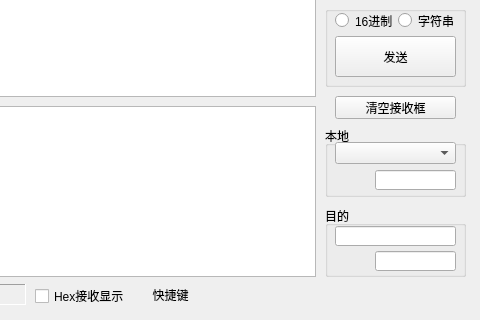
The window that ui_tcpUdpSerialportTool.ui (shuoGG1239/TcpUdpSerialPortTool) describes before a commit, drawn with Qt 5; both pictures show x 175 to 655 and y 174 to 494 of the 655 by 494 pixel window.
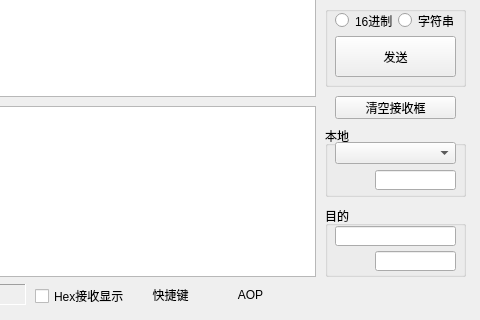
The same window after the commit.

What changed in the file:
```diff
--- a/ui_tcpUdpSerialportTool.ui
+++ b/ui_tcpUdpSerialportTool.ui
@@ -303,6 +303,22 @@
     </rect>
    </property>
   </widget>
+  <widget class="QToolButton" name="toolButtonAOP">
+   <property name="geometry">
+    <rect>
+     <x>390</x>
+     <y>453</y>
+     <width>71</width>
+     <height>31</height>
+    </rect>
+   </property>
+   <property name="text">
+    <string>AOP</string>
+   </property>
+   <property name="autoRaise">
+    <bool>true</bool>
+   </property>
+  </widget>
  </widget>
  <layoutdefault spacing="6" margin="11"/>
  <resources/>
```
